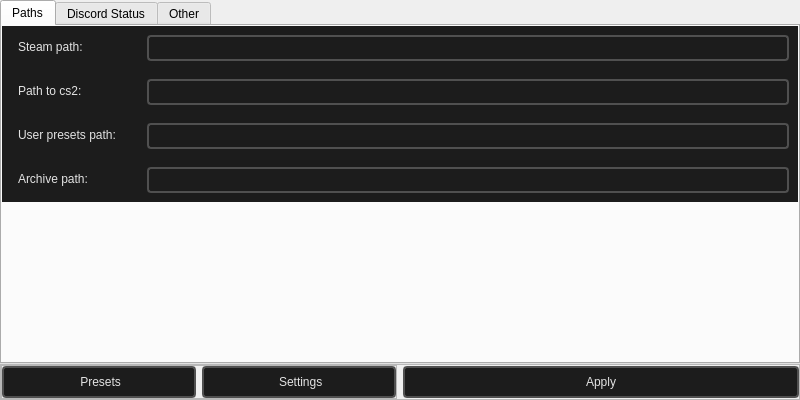
Above: preferences.ui from dertwist/Hammer5Tools before the change. Below: the same form after it.
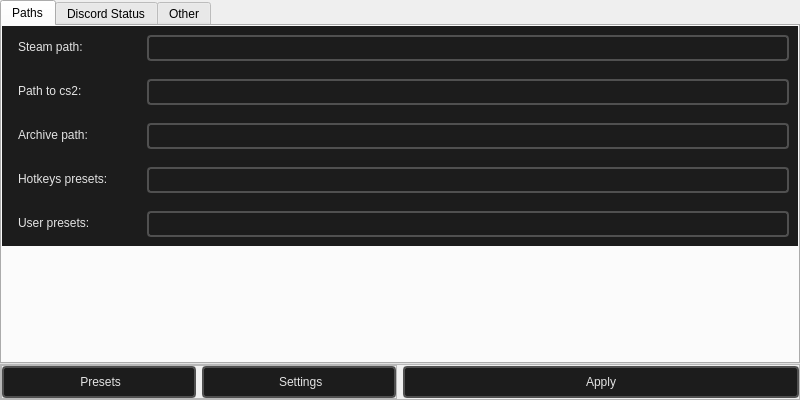
That is the form after the change. The open tabs and pages were chosen to show the change. Icons and pictures are not drawn.

Commit message: hotkey editor path to the settings

Diff of the .ui file:
```diff
--- a/preferences.ui
+++ b/preferences.ui
@@ -294,126 +294,6 @@
          </layout>
         </widget>
        </item>
-       <item>
-        <widget class="QFrame" name="frame_4">
-         <property name="maximumSize">
-          <size>
-           <width>16777215</width>
-           <height>48</height>
-          </size>
-         </property>
-         <property name="styleSheet">
-          <string notr="true">background-color: #1C1C1C;</string>
-         </property>
-         <property name="frameShape">
-          <enum>QFrame::NoFrame</enum>
-         </property>
-         <property name="frameShadow">
-          <enum>QFrame::Raised</enum>
-         </property>
-         <layout class="QHBoxLayout" name="horizontalLayout_6">
-          <item>
-           <widget class="QFrame" name="frame_5">
-            <property name="styleSheet">
-             <string notr="true">border:0px;</string>
-            </property>
-            <property name="frameShape">
-             <enum>QFrame::StyledPanel</enum>
-            </property>
-            <property name="frameShadow">
-             <enum>QFrame::Raised</enum>
-            </property>
-            <layout class="QHBoxLayout" name="horizontalLayout">
-             <property name="leftMargin">
-              <number>0</number>
-             </property>
-             <property name="topMargin">
-              <number>0</number>
-             </property>
-             <property name="rightMargin">
-              <number>0</number>
-             </property>
-             <property name="bottomMargin">
-              <number>0</number>
-             </property>
-             <item>
-              <widget class="QLabel" name="label_6">
-               <property name="minimumSize">
-                <size>
-                 <width>130</width>
-                 <height>0</height>
-                </size>
-               </property>
-               <property name="maximumSize">
-                <size>
-                 <width>130</width>
-                 <height>16777215</height>
-                </size>
-               </property>
-               <property name="styleSheet">
-                <string notr="true">        font: 580 10pt &quot;Segoe UI&quot;;
-        padding-top: 2px;
-        padding-bottom:2px;
-        padding-left: 4px;
-        padding-right: 4px;
-        color: #E3E3E3;</string>
-               </property>
-               <property name="text">
-                <string>User presets path:</string>
-               </property>
-               <property name="alignment">
-                <set>Qt::AlignLeading|Qt::AlignLeft|Qt::AlignTop</set>
-               </property>
-              </widget>
-             </item>
-            </layout>
-           </widget>
-          </item>
-          <item>
-           <widget class="QLineEdit" name="preferences_lineedit_user_presets_path">
-            <property name="styleSheet">
-             <string notr="true">    QLineEdit {
-        font-family: Sergo UI;
-        color: #9D9D9D;
-    }
-
-    /* QPushButton default and hover styles */
-    QLineEdit {
-
-        font: 580 10pt &quot;Segoe UI&quot;;
-        border: 2px solid black;
-        border-radius: 4px;
-        border-color: rgba(80, 80, 80, 255);
-        height:18px;
-        padding-top: 2px;
-        padding-bottom:2px;
-        padding-left: 4px;
-        padding-right: 4px;
-        color: #E3E3E3;
-        background-color: #1C1C1C;
-    }
-    QLineEdit:hover {
-        background-color: #414956;
-        color: white;
-    }
-    QLineEdit:pressed {
-        background-color: red;
-        background-color: #1C1C1C;
-        margin: 1 px;
-        margin-left: 2px;
-        margin-right: 2px;
-        font: 580 9pt &quot;Segoe UI&quot;;
-
-    }</string>
-            </property>
-            <property name="alignment">
-             <set>Qt::AlignLeading|Qt::AlignLeft|Qt::AlignTop</set>
-            </property>
-           </widget>
-          </item>
-         </layout>
-        </widget>
-       </item>
        <item>
         <widget class="QFrame" name="frame_3">
          <property name="maximumSize">
@@ -491,6 +371,246 @@
           </item>
           <item>
            <widget class="QLineEdit" name="preferences_lineedit_archive_path">
+            <property name="styleSheet">
+             <string notr="true">    QLineEdit {
+        font-family: Sergo UI;
+        color: #9D9D9D;
+    }
+
+    /* QPushButton default and hover styles */
+    QLineEdit {
+
+        font: 580 10pt &quot;Segoe UI&quot;;
+        border: 2px solid black;
+        border-radius: 4px;
+        border-color: rgba(80, 80, 80, 255);
+        height:18px;
+        padding-top: 2px;
+        padding-bottom:2px;
+        padding-left: 4px;
+        padding-right: 4px;
+        color: #E3E3E3;
+        background-color: #1C1C1C;
+    }
+    QLineEdit:hover {
+        background-color: #414956;
+        color: white;
+    }
+    QLineEdit:pressed {
+        background-color: red;
+        background-color: #1C1C1C;
+        margin: 1 px;
+        margin-left: 2px;
+        margin-right: 2px;
+        font: 580 9pt &quot;Segoe UI&quot;;
+
+    }</string>
+            </property>
+            <property name="alignment">
+             <set>Qt::AlignLeading|Qt::AlignLeft|Qt::AlignTop</set>
+            </property>
+           </widget>
+          </item>
+         </layout>
+        </widget>
+       </item>
+       <item>
+        <widget class="QFrame" name="frame_18">
+         <property name="maximumSize">
+          <size>
+           <width>16777215</width>
+           <height>48</height>
+          </size>
+         </property>
+         <property name="styleSheet">
+          <string notr="true">background-color: #1C1C1C;</string>
+         </property>
+         <property name="frameShape">
+          <enum>QFrame::NoFrame</enum>
+         </property>
+         <property name="frameShadow">
+          <enum>QFrame::Raised</enum>
+         </property>
+         <layout class="QHBoxLayout" name="horizontalLayout_19">
+          <item>
+           <widget class="QFrame" name="frame_19">
+            <property name="styleSheet">
+             <string notr="true">border:0px;</string>
+            </property>
+            <property name="frameShape">
+             <enum>QFrame::StyledPanel</enum>
+            </property>
+            <property name="frameShadow">
+             <enum>QFrame::Raised</enum>
+            </property>
+            <layout class="QHBoxLayout" name="horizontalLayout_20">
+             <property name="leftMargin">
+              <number>0</number>
+             </property>
+             <property name="topMargin">
+              <number>0</number>
+             </property>
+             <property name="rightMargin">
+              <number>0</number>
+             </property>
+             <property name="bottomMargin">
+              <number>0</number>
+             </property>
+             <item>
+              <widget class="QLabel" name="label_10">
+               <property name="minimumSize">
+                <size>
+                 <width>130</width>
+                 <height>0</height>
+                </size>
+               </property>
+               <property name="maximumSize">
+                <size>
+                 <width>130</width>
+                 <height>16777215</height>
+                </size>
+               </property>
+               <property name="styleSheet">
+                <string notr="true">        font: 580 10pt &quot;Segoe UI&quot;;
+        padding-top: 2px;
+        padding-bottom:2px;
+        padding-left: 4px;
+        padding-right: 4px;
+        color: #E3E3E3;</string>
+               </property>
+               <property name="text">
+                <string>Hotkeys presets:</string>
+               </property>
+               <property name="alignment">
+                <set>Qt::AlignLeading|Qt::AlignLeft|Qt::AlignTop</set>
+               </property>
+              </widget>
+             </item>
+            </layout>
+           </widget>
+          </item>
+          <item>
+           <widget class="QLineEdit" name="preferences_lineedit_hotkeys_presets_path">
+            <property name="styleSheet">
+             <string notr="true">    QLineEdit {
+        font-family: Sergo UI;
+        color: #9D9D9D;
+    }
+
+    /* QPushButton default and hover styles */
+    QLineEdit {
+
+        font: 580 10pt &quot;Segoe UI&quot;;
+        border: 2px solid black;
+        border-radius: 4px;
+        border-color: rgba(80, 80, 80, 255);
+        height:18px;
+        padding-top: 2px;
+        padding-bottom:2px;
+        padding-left: 4px;
+        padding-right: 4px;
+        color: #E3E3E3;
+        background-color: #1C1C1C;
+    }
+    QLineEdit:hover {
+        background-color: #414956;
+        color: white;
+    }
+    QLineEdit:pressed {
+        background-color: red;
+        background-color: #1C1C1C;
+        margin: 1 px;
+        margin-left: 2px;
+        margin-right: 2px;
+        font: 580 9pt &quot;Segoe UI&quot;;
+
+    }</string>
+            </property>
+            <property name="alignment">
+             <set>Qt::AlignLeading|Qt::AlignLeft|Qt::AlignTop</set>
+            </property>
+           </widget>
+          </item>
+         </layout>
+        </widget>
+       </item>
+       <item>
+        <widget class="QFrame" name="frame_4">
+         <property name="maximumSize">
+          <size>
+           <width>16777215</width>
+           <height>48</height>
+          </size>
+         </property>
+         <property name="styleSheet">
+          <string notr="true">background-color: #1C1C1C;</string>
+         </property>
+         <property name="frameShape">
+          <enum>QFrame::NoFrame</enum>
+         </property>
+         <property name="frameShadow">
+          <enum>QFrame::Raised</enum>
+         </property>
+         <layout class="QHBoxLayout" name="horizontalLayout_6">
+          <item>
+           <widget class="QFrame" name="frame_5">
+            <property name="styleSheet">
+             <string notr="true">border:0px;</string>
+            </property>
+            <property name="frameShape">
+             <enum>QFrame::StyledPanel</enum>
+            </property>
+            <property name="frameShadow">
+             <enum>QFrame::Raised</enum>
+            </property>
+            <layout class="QHBoxLayout" name="horizontalLayout">
+             <property name="leftMargin">
+              <number>0</number>
+             </property>
+             <property name="topMargin">
+              <number>0</number>
+             </property>
+             <property name="rightMargin">
+              <number>0</number>
+             </property>
+             <property name="bottomMargin">
+              <number>0</number>
+             </property>
+             <item>
+              <widget class="QLabel" name="label_6">
+               <property name="minimumSize">
+                <size>
+                 <width>130</width>
+                 <height>0</height>
+                </size>
+               </property>
+               <property name="maximumSize">
+                <size>
+                 <width>130</width>
+                 <height>16777215</height>
+                </size>
+               </property>
+               <property name="styleSheet">
+                <string notr="true">        font: 580 10pt &quot;Segoe UI&quot;;
+        padding-top: 2px;
+        padding-bottom:2px;
+        padding-left: 4px;
+        padding-right: 4px;
+        color: #E3E3E3;</string>
+               </property>
+               <property name="text">
+                <string>User presets:</string>
+               </property>
+               <property name="alignment">
+                <set>Qt::AlignLeading|Qt::AlignLeft|Qt::AlignTop</set>
+               </property>
+              </widget>
+             </item>
+            </layout>
+           </widget>
+          </item>
+          <item>
+           <widget class="QLineEdit" name="preferences_lineedit_user_presets_path">
             <property name="styleSheet">
              <string notr="true">    QLineEdit {
         font-family: Sergo UI;
```
Left out of the diff: 2 changed lines with no effect on the pictures. The commit also changes 3 other files.
